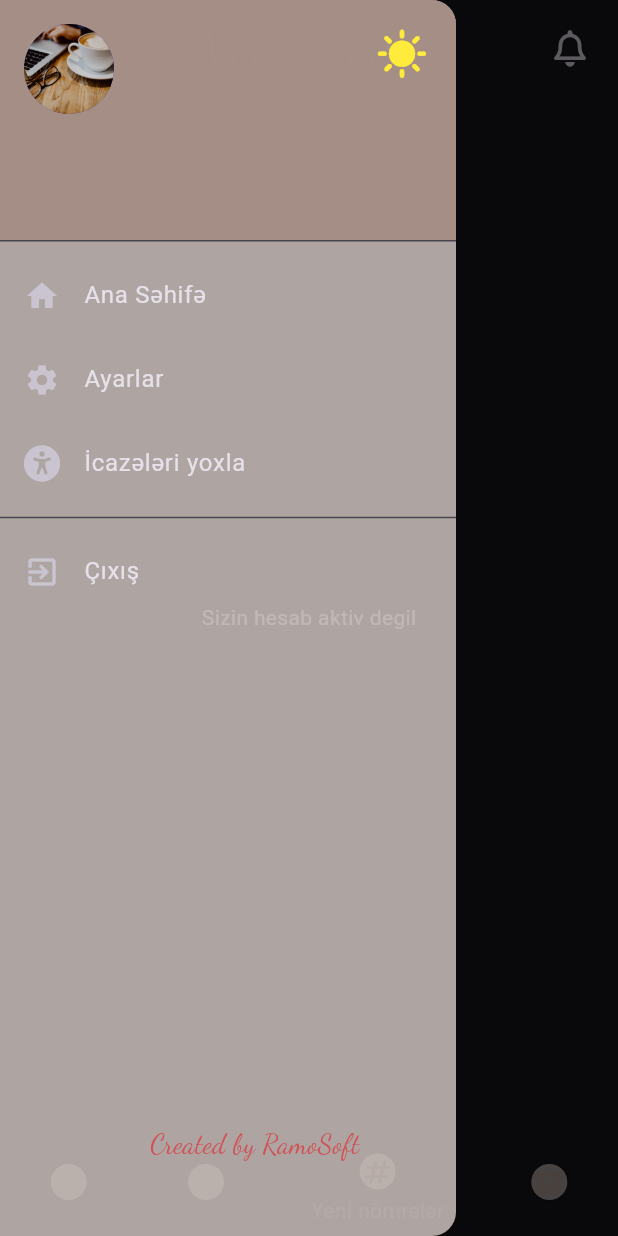
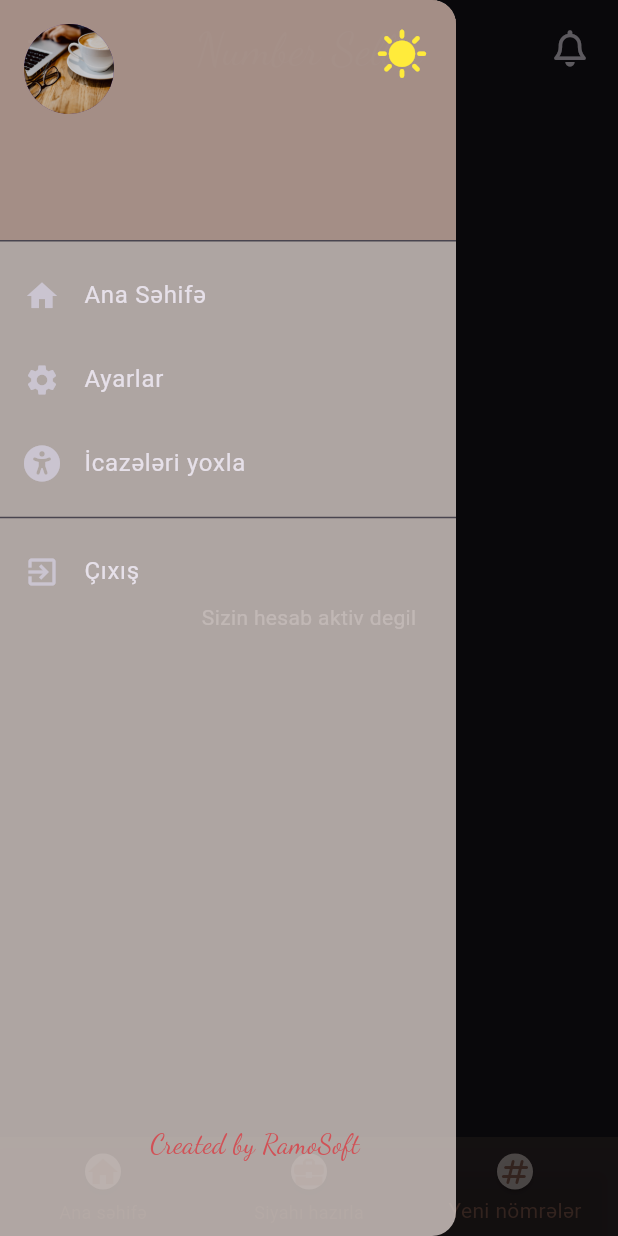
Before and after one commit to ramo828/numb_v4, a Flutter app: the home_page screen opened directly, item 3 of the bottom bar chosen, with the side drawer open, on a phone screen of 412 x 824 dp. Run offline on Flutter 3.47's test engine with Material 3 defaults, Android fonts, the phone set to English and light mode, and no system bars; our stand-ins replace cloud_firestore, device_info_plus, dots_indicator, file_picker, firebase_auth, firebase_core and 8 more; missing offline and left inert: beautiful_soup_dart; accounts and stored records are empty; network calls fail.

Commit message:
bug fixed

```diff
--- /dev/null
+++ b/devtools_options.yaml
@@ -0,0 +1 @@
+extensions:
--- a/lib/pages/work_elements.dart
+++ b/lib/pages/work_elements.dart
@@ -249,7 +249,7 @@ class _work_infoState extends State<work_info> {
           widget.updateStatus &&
                   widget.updateVersion[0] != widget.updateVersion[1]
               ? my_container(
-                  height: 100.0 * (widget.updateContent.length) / 10,
+                  height: 180.0 * (widget.updateContent.length) / 10,
                   width: 350,
                   color: Colors.brown.shade600.withOpacity(0.4),
                   child: Column(
--- a/lib/pages/work_home.dart
+++ b/lib/pages/work_home.dart
@@ -330,10 +330,10 @@ class _home_pageState extends State<home_page> {
           ),
           bottomNavigationBar: BottomNavigationBar(
             selectedItemColor: Colors.brown.shade600,
-            unselectedItemColor: Colors.brown.shade300.withOpacity(0.5),
+            unselectedItemColor: Colors.brown.withOpacity(0.6),
             backgroundColor: !darkTheme
                 ? Colors.black.withOpacity(0.8)
-                : Colors.brown.shade400.withOpacity(0.3),
+                : Colors.brown.shade400.withOpacity(0.2),
             currentIndex: indexProv.index,
             onTap: (int index) {
               _pageController.animateToPage(
@@ -376,17 +376,17 @@ class _home_pageState extends State<home_page> {
                 ),
                 label: 'Yeni nömrələr',
               ),
-              BottomNavigationBarItem(
-                icon: Card(
-                  color: darkTheme
-                      ? Colors.brown.shade100.withOpacity(0.7)
-                      : Colors.black.withOpacity(0.7),
-                  child: const Icon(
-                    Icons.local_activity_rounded,
-                  ),
-                ),
-                label: 'Aktiv nömrələr',
-              ),
+              // BottomNavigationBarItem(
+              //   icon: Card(
+              //     color: darkTheme
+              //         ? Colors.brown.shade100.withOpacity(0.7)
+              //         : Colors.black.withOpacity(0.7),
+              //     child: const Icon(
+              //       Icons.local_activity_rounded,
+              //     ),
+              //   ),
+              //   label: 'Aktiv nömrələr',
+              // ),
             ],
           ),
           appBar: AppBar(
@@ -500,13 +500,13 @@ class _work_bodyState extends State<work_body> {
             : const Center(
                 child: Text("Sizin hesab aktiv degil"),
               ),
-        isStatus.status == true && _level >= 3
-            ? isEqual as bool
-                ? active_number()
-                : const notAccess()
-            : const Center(
-                child: Text("Sizin hesab aktiv degil"),
-              ),
+        // isStatus.status == true && _level >= 3
+        //     ? isEqual as bool
+        //         ? active_number()
+        //         : const notAccess()
+        //     : const Center(
+        //         child: Text("Sizin hesab aktiv degil"),
+        //       ),
       ],
       onPageChanged: (int index) {
         indexProv.updateIndex(index);
--- a/pubspec.yaml
+++ b/pubspec.yaml
@@ -62,6 +62,7 @@ dependencies:
   wakelock_plus:
   logger:
   firebase_storage: ^11.2.8
+  file_picker:
 
 dev_dependencies:
   flutter_test:
```
Also changed, not shown: lib/pages/active_numbers/active_main.dart (+46 -1 lines), lib/pages/active_numbers/active_numb.dart (added, +97 -0 lines), pubspec.lock.
